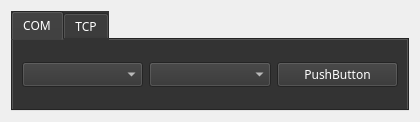
IlyaZh/Maiman-MCBS, file model/device/connectionwidget.ui: the form before one commit.
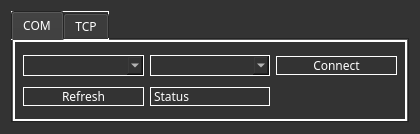
The form after the commit. The open tabs and pages were chosen to show the change.

Commit message: переделаны слоты и сигналы

What changed in the file:
```diff
--- a/model/device/connectionwidget.ui
+++ b/model/device/connectionwidget.ui
@@ -14,7 +14,9 @@
    <string>Form</string>
   </property>
   <property name="styleSheet">
-   <string notr="true"/>
+   <string notr="true">background-color: rgb(51, 51, 51);
+color: rgb(255, 255, 255);
+</string>
   </property>
   <layout class="QGridLayout" name="gridLayout_4">
    <item row="0" column="0">
@@ -25,9 +27,9 @@
       </font>
      </property>
      <property name="styleSheet">
-      <string notr="true">background-color: rgb(51, 51, 51);
-/*font: 8pt &quot;Share Tech Mono&quot;;*/
-color: rgb(255, 255, 255);</string>
+      <string notr="true">
+border: 1px solid #FFFFFF;			
+</string>
      </property>
      <property name="currentIndex">
       <number>0</number>
@@ -37,18 +39,6 @@
        <string>COM</string>
       </attribute>
       <layout class="QGridLayout" name="gridLayout_2">
-       <item row="0" column="2">
-        <widget class="QPushButton" name="COMConnect">
-         <property name="font">
-          <font>
-           <family>Share Tech Mono</family>
-          </font>
-         </property>
-         <property name="text">
-          <string>PushButton</string>
-         </property>
-        </widget>
-       </item>
        <item row="0" column="1">
         <widget class="QComboBox" name="COMPort">
          <property name="font">
@@ -67,6 +57,42 @@
          </property>
         </widget>
        </item>
+       <item row="0" column="2">
+        <widget class="QPushButton" name="connectComPortButton">
+         <property name="font">
+          <font>
+           <family>Share Tech Mono</family>
+          </font>
+         </property>
+         <property name="text">
+          <string>Connect</string>
+         </property>
+        </widget>
+       </item>
+       <item row="1" column="0">
+        <widget class="QPushButton" name="refreshComPortButton">
+         <property name="font">
+          <font>
+           <family>Share Tech Mono</family>
+          </font>
+         </property>
+         <property name="text">
+          <string>Refresh</string>
+         </property>
+        </widget>
+       </item>
+       <item row="1" column="1">
+        <widget class="QLabel" name="statusComPortLabel">
+         <property name="font">
+          <font>
+           <family>Share Tech Mono</family>
+          </font>
+         </property>
+         <property name="text">
+          <string>Status</string>
+         </property>
+        </widget>
+       </item>
       </layout>
      </widget>
      <widget class="QWidget" name="TCP">
```
Left out of the diff: 20 changed lines with no effect on the pictures. The commit also changes 2 other files.
